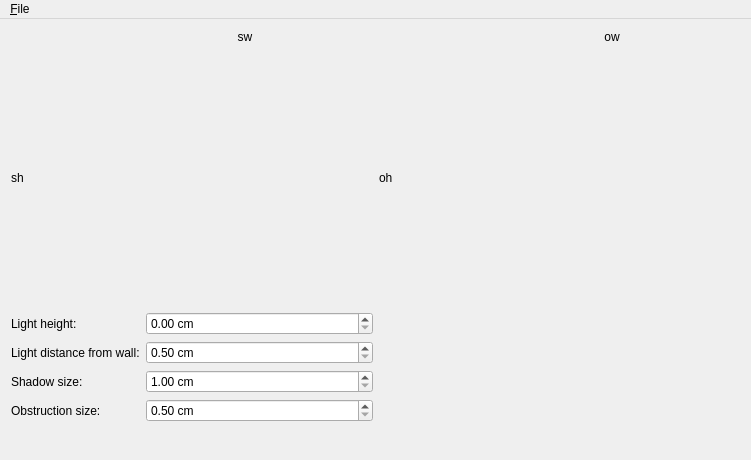
Above: MainWindow.ui from fhunleth/silhouette before the change. Below: the same form after it.
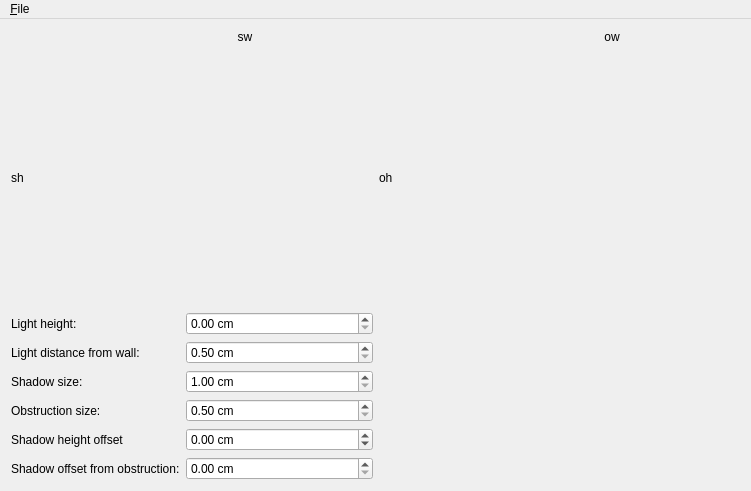
That is the form after the change.

```diff
--- a/MainWindow.ui
+++ b/MainWindow.ui
@@ -190,6 +190,43 @@
           </property>
          </widget>
         </item>
+        <item row="4" column="0">
+         <widget class="QLabel" name="shadowHeightOffsetLabel">
+          <property name="text">
+           <string>Shadow height offset</string>
+          </property>
+         </widget>
+        </item>
+        <item row="4" column="1">
+         <widget class="QDoubleSpinBox" name="shadowHeightOffsetDoubleSpinBox">
+          <property name="suffix">
+           <string> cm</string>
+          </property>
+          <property name="minimum">
+           <double>-10.000000000000000</double>
+          </property>
+          <property name="maximum">
+           <double>100.000000000000000</double>
+          </property>
+         </widget>
+        </item>
+        <item row="5" column="0">
+         <widget class="QLabel" name="shadowOffsetFromObstructionLabel">
+          <property name="text">
+           <string>Shadow offset from obstruction:</string>
+          </property>
+         </widget>
+        </item>
+        <item row="5" column="1">
+         <widget class="QDoubleSpinBox" name="shadowOffsetFromObstructionDoubleSpinBox">
+          <property name="suffix">
+           <string> cm</string>
+          </property>
+          <property name="maximum">
+           <double>100.000000000000000</double>
+          </property>
+         </widget>
+        </item>
        </layout>
       </item>
       <item>
```
Left out of the diff: 3 changed lines with no effect on the pictures.
